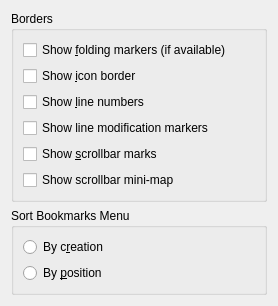
This is part/dialogs/bordersappearanceconfigwidget.ui in KDE/kate as Qt 5 draws it before an edit. The edited form follows.
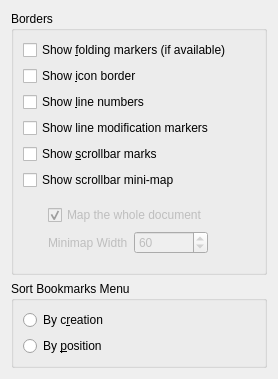
This is the edited form. Custom widgets are drawn as their Qt base class.

Commit message: Add Mini-Map width map the whole document options to the dialogs (Width works not mapping the whole document is a ToDo) and #  Please enter the commit message for your changes. Lines starting

The edit to the form file:
```diff
--- a/part/dialogs/bordersappearanceconfigwidget.ui
+++ b/part/dialogs/bordersappearanceconfigwidget.ui
@@ -7,7 +7,7 @@
     <x>0</x>
     <y>0</y>
     <width>278</width>
-    <height>282</height>
+    <height>342</height>
    </rect>
   </property>
   <layout class="QVBoxLayout" name="verticalLayout">
@@ -77,6 +77,86 @@
         </property>
        </widget>
       </item>
+      <item>
+       <widget class="QWidget" name="miniMapConfigs" native="true">
+        <property name="enabled">
+         <bool>false</bool>
+        </property>
+        <layout class="QGridLayout" name="gridLayout">
+         <item row="0" column="1" colspan="2">
+          <widget class="QCheckBox" name="chkScrollbarMiniMapAll">
+           <property name="enabled">
+            <bool>false</bool>
+           </property>
+           <property name="whatsThis">
+            <string>&lt;p&gt;If this option is checked, every new view will show marks on the vertical scrollbar.&lt;/p&gt;&lt;p&gt;These marks will show bookmarks, for instance.&lt;/p&gt;</string>
+           </property>
+           <property name="text">
+            <string>Map the whole document</string>
+           </property>
+           <property name="checked">
+            <bool>true</bool>
+           </property>
+          </widget>
+         </item>
+         <item row="1" column="2">
+          <widget class="KIntSpinBox" name="spBoxMiniMapWidth">
+           <property name="minimum">
+            <number>40</number>
+           </property>
+           <property name="maximum">
+            <number>100</number>
+           </property>
+           <property name="singleStep">
+            <number>5</number>
+           </property>
+           <property name="value">
+            <number>60</number>
+           </property>
+          </widget>
+         </item>
+         <item row="1" column="1">
+          <widget class="QLabel" name="labelMiniMapWidth">
+           <property name="text">
+            <string>Minimap Width</string>
+           </property>
+           <property name="buddy">
+            <cstring>spBoxMiniMapWidth</cstring>
+           </property>
+          </widget>
+         </item>
+         <item row="1" column="0">
+          <spacer name="horizontalSpacer">
+           <property name="orientation">
+            <enum>Qt::Horizontal</enum>
+           </property>
+           <property name="sizeType">
+            <enum>QSizePolicy::Fixed</enum>
+           </property>
+           <property name="sizeHint" stdset="0">
+            <size>
+             <width>16</width>
+             <height>16</height>
+            </size>
+           </property>
+          </spacer>
+         </item>
+         <item row="1" column="3">
+          <spacer name="horizontalSpacer_2">
+           <property name="orientation">
+            <enum>Qt::Horizontal</enum>
+           </property>
+           <property name="sizeHint" stdset="0">
+            <size>
+             <width>40</width>
+             <height>20</height>
+            </size>
+           </property>
+          </spacer>
+         </item>
+        </layout>
+       </widget>
+      </item>
      </layout>
     </widget>
    </item>
@@ -127,6 +207,25 @@
    </item>
   </layout>
  </widget>
+ <customwidgets>
+  <customwidget>
+   <class>KIntSpinBox</class>
+   <extends>QSpinBox</extends>
+   <header>knuminput.h</header>
+  </customwidget>
+ </customwidgets>
+ <tabstops>
+  <tabstop>chkShowFoldingMarkers</tabstop>
+  <tabstop>chkIconBorder</tabstop>
+  <tabstop>chkLineNumbers</tabstop>
+  <tabstop>chkShowLineModification</tabstop>
+  <tabstop>chkScrollbarMarks</tabstop>
+  <tabstop>chkScrollbarMiniMap</tabstop>
+  <tabstop>chkScrollbarMiniMapAll</tabstop>
+  <tabstop>spBoxMiniMapWidth</tabstop>
+  <tabstop>rbSortBookmarksByCreation</tabstop>
+  <tabstop>rbSortBookmarksByPosition</tabstop>
+ </tabstops>
  <resources/>
  <connections/>
 </ui>
```
Left out of the diff: 19 changed lines with no effect on the pictures. The commit also changes 8 other files.
